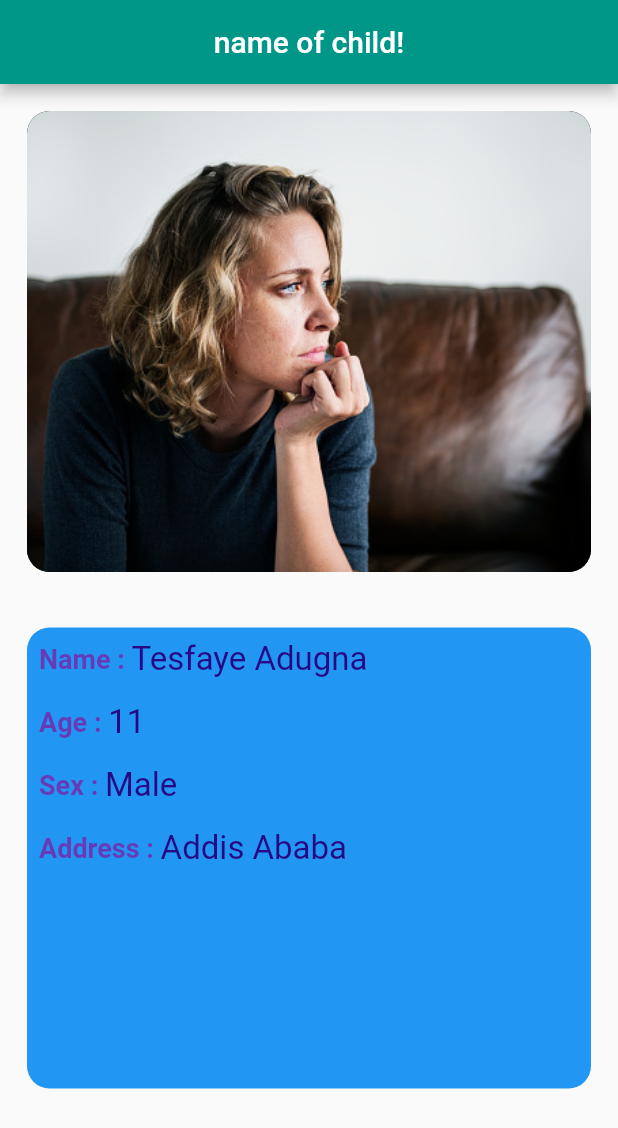
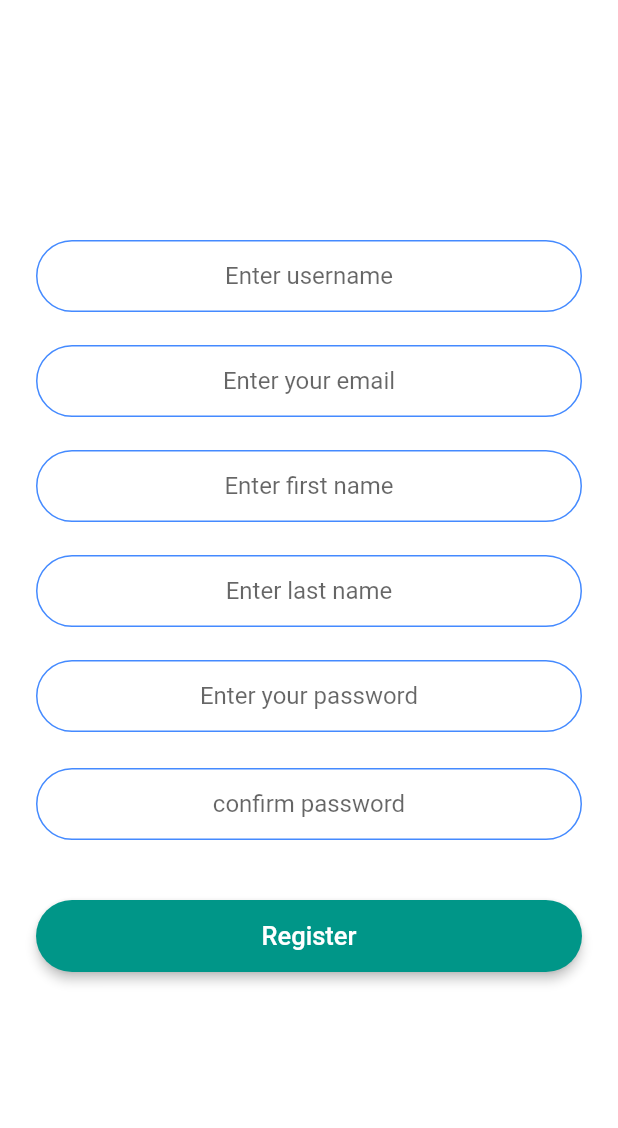
Before and after one commit to TesfayeAdugna/Erdata-App, a Flutter app: the screen it shows after launch, on a phone screen of 412 x 824 dp. Shown: the top 1128 px of the screen. Run offline on Flutter 3.47's test engine with Material 2 defaults, Android fonts, the phone set to English and light mode, and no system bars.

Commit message:
These are forms for regestiration and login

```diff
--- a/lib/constant.dart
+++ b/lib/constant.dart
@@ -27,3 +27,19 @@ TextStyle kDonate = TextStyle(
 SizedBox kVSpace = SizedBox(
   height: 25,
 );
+
+const kTextFileDecoration = InputDecoration(
+  hintText: '',
+  contentPadding: EdgeInsets.symmetric(vertical: 10.0, horizontal: 20.0),
+  border: OutlineInputBorder(
+    borderRadius: BorderRadius.all(Radius.circular(32.0)),
+  ),
+  enabledBorder: OutlineInputBorder(
+    borderSide: BorderSide(color: Colors.blueAccent, width: 1.0),
+    borderRadius: BorderRadius.all(Radius.circular(32.0)),
+  ),
+  focusedBorder: OutlineInputBorder(
+    borderSide: BorderSide(color: Colors.blueAccent, width: 2.5),
+    borderRadius: BorderRadius.all(Radius.circular(32.0)),
+  ),
+);
--- /dev/null
+++ b/lib/custom_widget/RoundButton.dart
@@ -0,0 +1,32 @@
+import 'package:flutter/material.dart';
+
+class RoundedButton extends StatelessWidget {
+  RoundedButton({this.color, this.text, @required this.onPressed});
+  final Color? color;
+  final VoidCallback? onPressed;
+  final String? text;
+
+  @override
+  Widget build(BuildContext context) {
+    return Padding(
+      padding: EdgeInsets.symmetric(vertical: 16.0),
+      child: Material(
+        elevation: 3.0,
+        color: color,
+        borderRadius: BorderRadius.circular(30.0),
+        child: MaterialButton(
+          onPressed: onPressed,
+          minWidth: 200.0,
+          height: 42.0,
+          child: Text(
+            text!,
+            style: TextStyle(
+              color: Colors.white,
+              fontSize: 17,
+            ),
+          ),
+        ),
+      ),
+    );
+  }
+}
--- /dev/null
+++ b/lib/forms/user_registration.dart
@@ -0,0 +1,73 @@
+import 'package:flutter/material.dart';
+import '../custom_widget/RoundButton.dart';
+
+import '../constant.dart';
+
+class UserRegistrationScreen extends StatefulWidget {
+  static String id = 'registration';
+  @override
+  _UserRegistrationScreenState createState() => _UserRegistrationScreenState();
+}
+
+class _UserRegistrationScreenState extends State<UserRegistrationScreen> {
+  late String email;
+  late String Password;
+  @override
+  @override
+  Widget build(BuildContext context) {
+    return Scaffold(
+      backgroundColor: Colors.white,
+      body: Padding(
+        padding: EdgeInsets.symmetric(horizontal: 24.0),
+        child: Column(
+          mainAxisAlignment: MainAxisAlignment.center,
+          crossAxisAlignment: CrossAxisAlignment.stretch,
+          children: <Widget>[
+            FormBox('Enter username', false),
+            SizedBox(
+              height: 22.0,
+            ),
+            FormBox('Enter your email', false),
+            SizedBox(
+              height: 22.0,
+            ),
+            FormBox('Enter first name', false),
+            SizedBox(
+              height: 22.0,
+            ),
+            FormBox('Enter last name', false),
+            SizedBox(
+              height: 22.0,
+            ),
+            FormBox('Enter your password', true),
+            SizedBox(
+              height: 24.0,
+            ),
+            FormBox('confirm password', true),
+            SizedBox(
+              height: 24.0,
+            ),
+            RoundedButton(
+              onPressed: () {},
+              text: 'Register',
+              color: Colors.teal.shade500,
+            ),
+          ],
+        ),
+      ),
+    );
+  }
+
+  TextField FormBox(String lable, bool isPassword) {
+    return TextField(
+      textAlign: TextAlign.center,
+      obscureText: isPassword,
+      onChanged: (value) {
+        email = value;
+      },
+      decoration: kTextFileDecoration.copyWith(
+        hintText: lable,
+      ),
+    );
+  }
+}
--- a/lib/main.dart
+++ b/lib/main.dart
@@ -1,4 +1,7 @@
 import 'package:flutter/material.dart';
+import 'forms/children_registration.dart';
+import 'forms/login.dart';
+import 'forms/user_registration.dart';
 import 'profile.dart';
 
 import 'home.dart';
@@ -18,7 +21,7 @@ class profile extends StatelessWidget {
       theme: ThemeData(
         primarySwatch: Colors.blue,
       ),
-      home: Profile(),
+      home: UserRegistrationScreen(),
     );
   }
 }
```
Also changed, not shown: lib/forms/children_registration.dart (added, +94 -0 lines), lib/forms/login.dart (added, +57 -0 lines).
